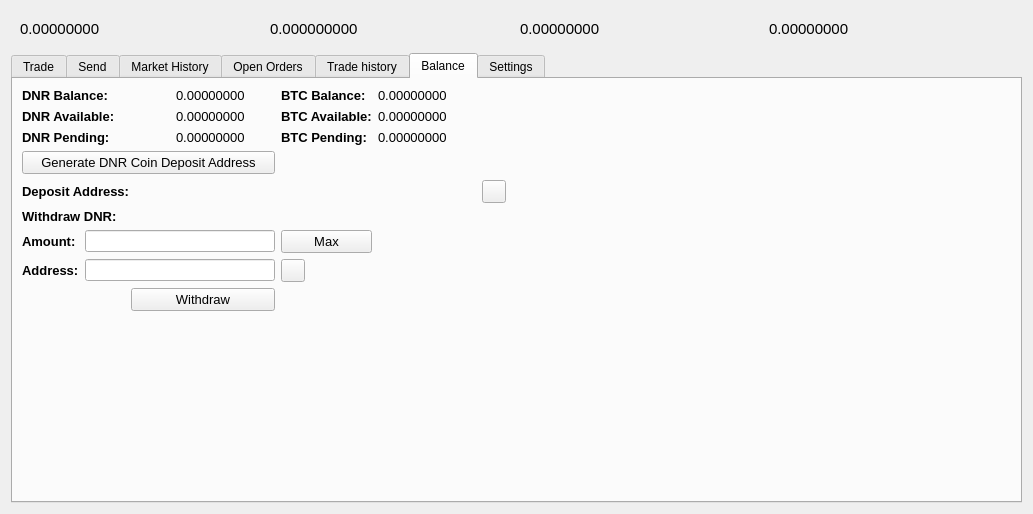
This is src/qt/forms/tradingdialog.ui in metaspartan/denarius as Qt 5 draws it before an edit. The edited form follows.
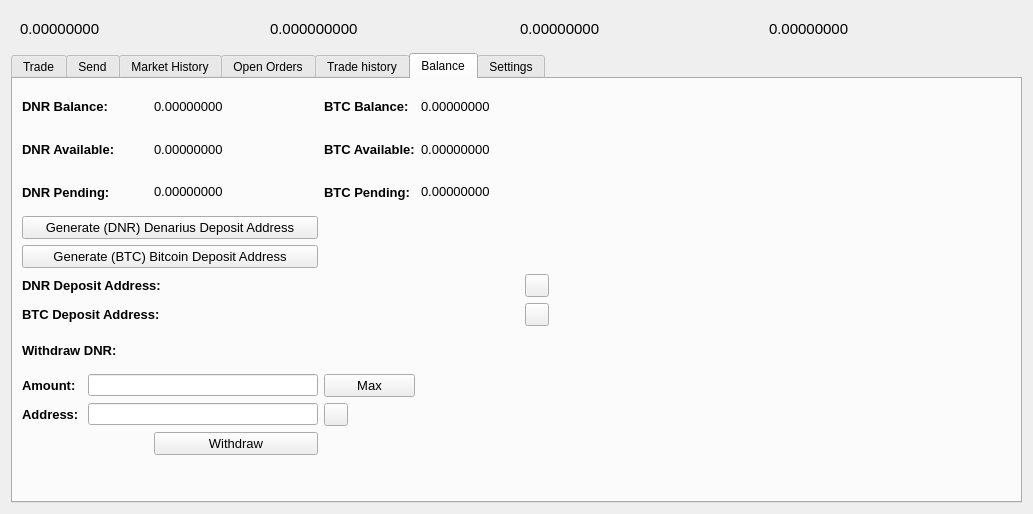
This is the edited form. The open tabs and pages were chosen to show the change. Icons and pictures are not drawn.

Commit message: Added BTC Deposits

```diff
--- a/src/qt/forms/tradingdialog.ui
+++ b/src/qt/forms/tradingdialog.ui
@@ -179,7 +179,7 @@
       <enum>QTabWidget::Rounded</enum>
      </property>
      <property name="currentIndex">
-      <number>0</number>
+      <number>5</number>
      </property>
      <widget class="QWidget" name="BuyTab">
       <attribute name="title">
@@ -4931,21 +4931,6 @@
          </property>
         </widget>
        </item>
-       <item row="0" column="3">
-        <widget class="QLabel" name="DNRBalanceLabel">
-         <property name="font">
-          <font>
-           <pointsize>10</pointsize>
-          </font>
-         </property>
-         <property name="text">
-          <string>0.00000000</string>
-         </property>
-         <property name="textInteractionFlags">
-          <set>Qt::LinksAccessibleByMouse|Qt::TextSelectableByMouse</set>
-         </property>
-        </widget>
-       </item>
        <item row="0" column="4">
         <widget class="QLabel" name="label_12">
          <property name="font">
@@ -4975,34 +4960,22 @@
          </property>
         </widget>
        </item>
-       <item row="0" column="7" rowspan="10">
-        <spacer name="horizontalSpacer_4">
-         <property name="orientation">
-          <enum>Qt::Horizontal</enum>
-         </property>
-         <property name="sizeHint" stdset="0">
-          <size>
-           <width>478</width>
-           <height>488</height>
-          </size>
-         </property>
-        </spacer>
-       </item>
-       <item row="1" column="0" colspan="2">
-        <widget class="QLabel" name="label_13">
+       <item row="0" column="2" colspan="2">
+        <widget class="QLabel" name="DNRBalanceLabel">
          <property name="font">
           <font>
            <pointsize>10</pointsize>
-           <weight>75</weight>
-           <bold>true</bold>
           </font>
          </property>
          <property name="text">
-          <string>DNR Available:</string>
+          <string>0.00000000</string>
+         </property>
+         <property name="textInteractionFlags">
+          <set>Qt::LinksAccessibleByMouse|Qt::TextSelectableByMouse</set>
          </property>
         </widget>
        </item>
-       <item row="1" column="3">
+       <item row="1" column="2" colspan="2">
         <widget class="QLabel" name="DNRAvailableLabel_2">
          <property name="font">
           <font>
@@ -5017,35 +4990,6 @@
          </property>
         </widget>
        </item>
-       <item row="1" column="4">
-        <widget class="QLabel" name="label_15">
-         <property name="font">
-          <font>
-           <pointsize>10</pointsize>
-           <weight>75</weight>
-           <bold>true</bold>
-          </font>
-         </property>
-         <property name="text">
-          <string>BTC Available:</string>
-         </property>
-        </widget>
-       </item>
-       <item row="1" column="5">
-        <widget class="QLabel" name="BitcoinAvailableLabel">
-         <property name="font">
-          <font>
-           <pointsize>10</pointsize>
-          </font>
-         </property>
-         <property name="text">
-          <string>0.00000000</string>
-         </property>
-         <property name="textInteractionFlags">
-          <set>Qt::LinksAccessibleByMouse|Qt::TextSelectableByMouse</set>
-         </property>
-        </widget>
-       </item>
        <item row="2" column="0" colspan="2">
         <widget class="QLabel" name="label_14">
          <property name="font">
@@ -5060,7 +5004,7 @@
          </property>
         </widget>
        </item>
-       <item row="2" column="3">
+       <item row="2" column="2" colspan="2">
         <widget class="QLabel" name="DNRPendingLabel">
          <property name="font">
           <font>
@@ -5075,20 +5019,6 @@
          </property>
         </widget>
        </item>
-       <item row="2" column="4">
-        <widget class="QLabel" name="label_31">
-         <property name="font">
-          <font>
-           <pointsize>10</pointsize>
-           <weight>75</weight>
-           <bold>true</bold>
-          </font>
-         </property>
-         <property name="text">
-          <string>BTC Pending:</string>
-         </property>
-        </widget>
-       </item>
        <item row="2" column="5">
         <widget class="QLabel" name="BitcoinPendingLabel">
          <property name="font">
@@ -5112,11 +5042,183 @@
           </font>
          </property>
          <property name="text">
-          <string>Generate DNR Coin Deposit Address</string>
+          <string>Generate (DNR) Denarius Deposit Address</string>
          </property>
         </widget>
        </item>
-       <item row="4" column="0" colspan="3">
+       <item row="1" column="4">
+        <widget class="QLabel" name="label_15">
+         <property name="font">
+          <font>
+           <pointsize>10</pointsize>
+           <weight>75</weight>
+           <bold>true</bold>
+          </font>
+         </property>
+         <property name="text">
+          <string>BTC Available:</string>
+         </property>
+        </widget>
+       </item>
+       <item row="1" column="0" colspan="2">
+        <widget class="QLabel" name="label_13">
+         <property name="font">
+          <font>
+           <pointsize>10</pointsize>
+           <weight>75</weight>
+           <bold>true</bold>
+          </font>
+         </property>
+         <property name="text">
+          <string>DNR Available:</string>
+         </property>
+        </widget>
+       </item>
+       <item row="2" column="4">
+        <widget class="QLabel" name="label_31">
+         <property name="font">
+          <font>
+           <pointsize>10</pointsize>
+           <weight>75</weight>
+           <bold>true</bold>
+          </font>
+         </property>
+         <property name="text">
+          <string>BTC Pending:</string>
+         </property>
+        </widget>
+       </item>
+       <item row="1" column="5">
+        <widget class="QLabel" name="BitcoinAvailableLabel">
+         <property name="font">
+          <font>
+           <pointsize>10</pointsize>
+          </font>
+         </property>
+         <property name="text">
+          <string>0.00000000</string>
+         </property>
+         <property name="textInteractionFlags">
+          <set>Qt::LinksAccessibleByMouse|Qt::TextSelectableByMouse</set>
+         </property>
+        </widget>
+       </item>
+       <item row="0" column="7" rowspan="11">
+        <spacer name="horizontalSpacer_4">
+         <property name="orientation">
+          <enum>Qt::Horizontal</enum>
+         </property>
+         <property name="sizeHint" stdset="0">
+          <size>
+           <width>478</width>
+           <height>488</height>
+          </size>
+         </property>
+        </spacer>
+       </item>
+       <item row="6" column="3" colspan="3">
+        <widget class="QLabel" name="DepositAddressLabelbtc">
+         <property name="minimumSize">
+          <size>
+           <width>300</width>
+           <height>0</height>
+          </size>
+         </property>
+         <property name="palette">
+          <palette>
+           <active>
+            <colorrole role="WindowText">
+             <brush brushstyle="SolidPattern">
+              <color alpha="255">
+               <red>0</red>
+               <green>0</green>
+               <blue>0</blue>
+              </color>
+             </brush>
+            </colorrole>
+            <colorrole role="Text">
+             <brush brushstyle="SolidPattern">
+              <color alpha="255">
+               <red>0</red>
+               <green>0</green>
+               <blue>255</blue>
+              </color>
+             </brush>
+            </colorrole>
+           </active>
+           <inactive>
+            <colorrole role="WindowText">
+             <brush brushstyle="SolidPattern">
+              <color alpha="255">
+               <red>0</red>
+               <green>0</green>
+               <blue>0</blue>
+              </color>
+             </brush>
+            </colorrole>
+            <colorrole role="Text">
+             <brush brushstyle="SolidPattern">
+              <color alpha="255">
+               <red>0</red>
+               <green>0</green>
+               <blue>255</blue>
+              </color>
+             </brush>
+            </colorrole>
+           </inactive>
+           <disabled>
+            <colorrole role="WindowText">
+             <brush brushstyle="SolidPattern">
+              <color alpha="255">
+               <red>120</red>
+               <green>120</green>
+               <blue>120</blue>
+              </color>
+             </brush>
+            </colorrole>
+            <colorrole role="Text">
+             <brush brushstyle="SolidPattern">
+              <color alpha="255">
+               <red>120</red>
+               <green>120</green>
+               <blue>120</blue>
+              </color>
+             </brush>
+            </colorrole>
+           </disabled>
+          </palette>
+         </property>
+         <property name="font">
+          <font>
+           <pointsize>10</pointsize>
+           <weight>75</weight>
+           <bold>true</bold>
+          </font>
+         </property>
+         <property name="text">
+          <string/>
+         </property>
+         <property name="alignment">
+          <set>Qt::AlignRight|Qt::AlignTrailing|Qt::AlignVCenter</set>
+         </property>
+         <property name="textInteractionFlags">
+          <set>Qt::LinksAccessibleByMouse|Qt::TextSelectableByKeyboard|Qt::TextSelectableByMouse</set>
+         </property>
+        </widget>
+       </item>
+       <item row="4" column="0" colspan="4">
+        <widget class="QPushButton" name="GenDepositBTNbtc">
+         <property name="font">
+          <font>
+           <pointsize>10</pointsize>
+          </font>
+         </property>
+         <property name="text">
+          <string>Generate (BTC) Bitcoin Deposit Address</string>
+         </property>
+        </widget>
+       </item>
+       <item row="5" column="0" colspan="3">
         <widget class="QLabel" name="label_33">
          <property name="font">
           <font>
@@ -5126,101 +5228,11 @@
           </font>
          </property>
          <property name="text">
-          <string>Deposit Address:</string>
+          <string>DNR Deposit Address:</string>
          </property>
         </widget>
        </item>
-       <item row="4" column="3" colspan="3">
-        <widget class="QLabel" name="DepositAddressLabel">
-         <property name="minimumSize">
-          <size>
-           <width>300</width>
-           <height>0</height>
-          </size>
-         </property>
-         <property name="palette">
-          <palette>
-           <active>
-            <colorrole role="WindowText">
-             <brush brushstyle="SolidPattern">
-              <color alpha="255">
-               <red>0</red>
-               <green>0</green>
-               <blue>0</blue>
-              </color>
-             </brush>
-            </colorrole>
-            <colorrole role="Text">
-             <brush brushstyle="SolidPattern">
-              <color alpha="255">
-               <red>0</red>
-               <green>0</green>
-               <blue>255</blue>
-              </color>
-             </brush>
-            </colorrole>
-           </active>
-           <inactive>
-            <colorrole role="WindowText">
-             <brush brushstyle="SolidPattern">
-              <color alpha="255">
-               <red>0</red>
-               <green>0</green>
-               <blue>0</blue>
-              </color>
-             </brush>
-            </colorrole>
-            <colorrole role="Text">
-             <brush brushstyle="SolidPattern">
-              <color alpha="255">
-               <red>0</red>
-               <green>0</green>
-               <blue>255</blue>
-              </color>
-             </brush>
-            </colorrole>
-           </inactive>
-           <disabled>
-            <colorrole role="WindowText">
-             <brush brushstyle="SolidPattern">
-              <color alpha="255">
-               <red>120</red>
-               <green>120</green>
-               <blue>120</blue>
-              </color>
-             </brush>
-            </colorrole>
-            <colorrole role="Text">
-             <brush brushstyle="SolidPattern">
-              <color alpha="255">
-               <red>120</red>
-               <green>120</green>
-               <blue>120</blue>
-              </color>
-             </brush>
-            </colorrole>
-           </disabled>
-          </palette>
-         </property>
-         <property name="font">
-          <font>
-           <pointsize>10</pointsize>
-           <weight>75</weight>
-           <bold>true</bold>
-          </font>
-         </property>
-         <property name="text">
-          <string/>
-         </property>
-         <property name="alignment">
-          <set>Qt::AlignRight|Qt::AlignTrailing|Qt::AlignVCenter</set>
-         </property>
-         <property name="textInteractionFlags">
-          <set>Qt::LinksAccessibleByMouse|Qt::TextSelectableByKeyboard|Qt::TextSelectableByMouse</set>
-         </property>
-        </widget>
-       </item>
-       <item row="4" column="6">
+       <item row="5" column="6">
         <widget class="QToolButton" name="DepositCopyButton">
          <property name="toolTip">
           <string>Copy to clipboard</string>
@@ -5237,7 +5249,111 @@
          </property>
         </widget>
        </item>
-       <item row="5" column="0" colspan="2">
+       <item row="6" column="0" colspan="3">
+        <widget class="QLabel" name="label_38">
+         <property name="font">
+          <font>
+           <pointsize>10</pointsize>
+           <weight>75</weight>
+           <bold>true</bold>
+          </font>
+         </property>
+         <property name="text">
+          <string>BTC Deposit Address:</string>
+         </property>
+        </widget>
+       </item>
+       <item row="5" column="3" colspan="3">
+        <widget class="QLabel" name="DepositAddressLabel">
+         <property name="minimumSize">
+          <size>
+           <width>300</width>
+           <height>0</height>
+          </size>
+         </property>
+         <property name="palette">
+          <palette>
+           <active>
+            <colorrole role="WindowText">
+             <brush brushstyle="SolidPattern">
+              <color alpha="255">
+               <red>0</red>
+               <green>0</green>
+               <blue>0</blue>
+              </color>
+             </brush>
+            </colorrole>
+            <colorrole role="Text">
+             <brush brushstyle="SolidPattern">
+              <color alpha="255">
+               <red>0</red>
+               <green>0</green>
+               <blue>255</blue>
+              </color>
+             </brush>
+            </colorrole>
+           </active>
+           <inactive>
+            <colorrole role="WindowText">
+             <brush brushstyle="SolidPattern">
+              <color alpha="255">
+               <red>0</red>
+               <green>0</green>
+               <blue>0</blue>
+              </color>
+             </brush>
+            </colorrole>
+            <colorrole role="Text">
+             <brush brushstyle="SolidPattern">
+              <color alpha="255">
+               <red>0</red>
+               <green>0</green>
+               <blue>255</blue>
+              </color>
+             </brush>
+            </colorrole>
+           </inactive>
+           <disabled>
+            <colorrole role="WindowText">
+             <brush brushstyle="SolidPattern">
+              <color alpha="255">
+               <red>120</red>
+               <green>120</green>
+               <blue>120</blue>
+              </color>
+             </brush>
+            </colorrole>
+            <colorrole role="Text">
+             <brush brushstyle="SolidPattern">
+              <color alpha="255">
+               <red>120</red>
+               <green>120</green>
+               <blue>120</blue>
+              </color>
+             </brush>
+            </colorrole>
+           </disabled>
+          </palette>
+         </property>
+         <property name="font">
+          <font>
+           <pointsize>10</pointsize>
+           <weight>75</weight>
+           <bold>true</bold>
+          </font>
+         </property>
+         <property name="text">
+          <string/>
+         </property>
+         <property name="alignment">
+          <set>Qt::AlignRight|Qt::AlignTrailing|Qt::AlignVCenter</set>
+         </property>
+         <property name="textInteractionFlags">
+          <set>Qt::LinksAccessibleByMouse|Qt::TextSelectableByKeyboard|Qt::TextSelectableByMouse</set>
+         </property>
+        </widget>
+       </item>
+       <item row="7" column="0" colspan="2">
         <widget class="QLabel" name="label_34">
          <property name="font">
           <font>
@@ -5251,35 +5367,7 @@
          </property>
         </widget>
        </item>
-       <item row="6" column="0">
-        <widget class="QLabel" name="label_26">
-         <property name="font">
-          <font>
-           <pointsize>10</pointsize>
-           <weight>75</weight>
-           <bold>true</bold>
-          </font>
-         </property>
-         <property name="text">
-          <string>Amount:</string>
-         </property>
-        </widget>
-       </item>
-       <item row="6" column="1" colspan="3">
-        <widget class="QLineEdit" name="WithdrawUnitsInput">
-         <property name="font">
-          <font>
-           <pointsize>9</pointsize>
-           <weight>75</weight>
-           <bold>true</bold>
-          </font>
-         </property>
-         <property name="text">
-          <string/>
-         </property>
-        </widget>
-       </item>
-       <item row="6" column="4">
+       <item row="8" column="4">
         <widget class="QPushButton" name="Withdraw_Max_Amount">
          <property name="font">
           <font>
@@ -5291,8 +5379,8 @@
          </property>
         </widget>
        </item>
-       <item row="7" column="0">
-        <widget class="QLabel" name="label_10">
+       <item row="8" column="0">
+        <widget class="QLabel" name="label_26">
          <property name="font">
           <font>
            <pointsize>10</pointsize>
@@ -5301,11 +5389,11 @@
           </font>
          </property>
          <property name="text">
-          <string>Address:</string>
+          <string>Amount:</string>
          </property>
         </widget>
        </item>
-       <item row="7" column="1" colspan="3">
+       <item row="9" column="1" colspan="3">
         <widget class="QLineEdit" name="WithdrawAddress">
          <property name="font">
           <font>
@@ -5316,7 +5404,38 @@
          </property>
         </widget>
        </item>
-       <item row="7" column="4">
+       <item row="9" column="0">
+        <widget class="QLabel" name="label_10">
+         <property name="font">
+          <font>
+           <pointsize>10</pointsize>
+           <weight>75</weight>
+           <bold>true</bold>
+          </font>
+         </property>
+         <property name="text">
+          <string>Address:</string>
+         </property>
+        </widget>
+       </item>
+       <item row="6" column="6">
+        <widget class="QToolButton" name="DepositCopyButtonbtc">
+         <property name="toolTip">
+          <string>Copy to clipboard</string>
+         </property>
+         <property name="text">
+          <string/>
+         </property>
+         <property name="icon">
+          <iconset resource="../bitcoin.qrc">
+           <normaloff>:/icons/editcopy</normaloff>:/icons/editcopy</iconset>
+         </property>
+         <property name="shortcut">
+          <string>Alt+P</string>
+         </property>
+        </widget>
+       </item>
+       <item row="9" column="4">
         <widget class="QToolButton" name="WithdrawPasteButton">
          <property name="toolTip">
           <string>Paste from clipboard</string>
@@ -5333,7 +5452,7 @@
          </property>
         </widget>
        </item>
-       <item row="8" column="2" colspan="2">
+       <item row="10" column="2" colspan="2">
         <widget class="QPushButton" name="WithdrawUnitsBtn">
          <property name="font">
           <font>
@@ -5345,15 +5464,32 @@
          </property>
         </widget>
        </item>
-       <item row="9" column="0" colspan="6">
+       <item row="8" column="1" colspan="3">
+        <widget class="QLineEdit" name="WithdrawUnitsInput">
+         <property name="font">
+          <font>
+           <pointsize>9</pointsize>
+           <weight>75</weight>
+           <bold>true</bold>
+          </font>
+         </property>
+         <property name="text">
+          <string/>
+         </property>
+        </widget>
+       </item>
+       <item row="11" column="2">
         <spacer name="verticalSpacer">
          <property name="orientation">
           <enum>Qt::Vertical</enum>
          </property>
+         <property name="sizeType">
+          <enum>QSizePolicy::Fixed</enum>
+         </property>
          <property name="sizeHint" stdset="0">
           <size>
-           <width>428</width>
-           <height>262</height>
+           <width>20</width>
+           <height>150</height>
           </size>
          </property>
         </spacer>
@@ -5382,9 +5518,13 @@
       <zorder>WithdrawAddress</zorder>
       <zorder>WithdrawUnitsBtn</zorder>
       <zorder>horizontalSpacer_4</zorder>
-      <zorder>verticalSpacer</zorder>
       <zorder>WithdrawPasteButton</zorder>
       <zorder>DepositCopyButton</zorder>
+      <zorder>DepositCopyButtonbtc</zorder>
+      <zorder>DepositAddressLabelbtc</zorder>
+      <zorder>label_38</zorder>
+      <zorder>GenDepositBTNbtc</zorder>
+      <zorder>verticalSpacer</zorder>
      </widget>
      <widget class="QWidget" name="ApiSettings">
       <attribute name="title">
```
The commit also changes 2 other files.
